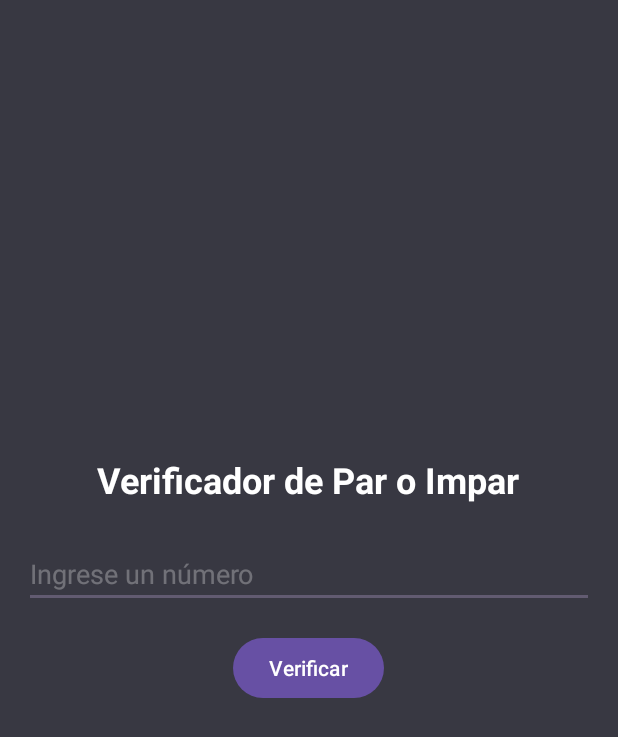
After one commit to thony-1702/Calculadora, an Android app: the fragment ParImparFragment shown on its own in the app's theme, on a phone screen of 412 x 824 dp. The commit adds this screen. Shown: the top 737 px of the screen. Run offline under Robolectric (Android 15) with nearby library versions, the phone set to English and light mode, and no system bars.

Commit message:
Implementacion de identificador de pares e impares usando fragmentos

```diff
--- /dev/null
+++ b/app/src/main/java/app/sethtec/calculadora/ParImparFragment.kt
@@ -0,0 +1,48 @@
+package app.sethtec.calculadora
+
+import android.os.Bundle
+import androidx.fragment.app.Fragment
+import android.view.LayoutInflater
+import android.view.View
+import android.view.ViewGroup
+import android.widget.Button
+import android.widget.EditText
+import android.widget.TextView
+
+
+class ParImparFragment : Fragment() {
+
+
+    override fun onCreateView(
+        inflater: LayoutInflater, container: ViewGroup?,
+        savedInstanceState: Bundle?
+    ): View? {
+        // Inflate the layout for this fragment
+        val view = inflater.inflate(R.layout.fragment_par_impar, container, false)
+
+        val editTextNumber = view.findViewById<EditText>(R.id.editTextNumber)
+        val buttonCheck = view.findViewById<Button>(R.id.buttonCheck)
+        val textViewResult = view.findViewById<TextView>(R.id.textViewResult)
+
+        buttonCheck.setOnClickListener {
+            val numberStr = editTextNumber.text.toString()
+            if (numberStr.isNotEmpty()) {
+                try {
+                    val number = numberStr.toInt()
+                    if (number % 2 == 0) {
+                        textViewResult.text = "El número $number es PAR"
+                    } else {
+                        textViewResult.text = "El número $number es IMPAR"
+                    }
+                } catch (e: NumberFormatException) {
+                    textViewResult.text = "Por favor, ingrese un número válido."
+                }
+            } else {
+                textViewResult.text = "Por favor, ingrese un número."
+            }
+        }
+
+        return view
+    }
+
+}
--- /dev/null
+++ b/app/src/main/res/layout/fragment_par_impar.xml
@@ -0,0 +1,48 @@
+<?xml version="1.0" encoding="utf-8"?>
+<LinearLayout xmlns:android="http://schemas.android.com/apk/res/android"
+    xmlns:tools="http://schemas.android.com/tools"
+    android:layout_width="match_parent"
+    android:layout_height="match_parent"
+    android:orientation="vertical"
+    android:padding="16dp"
+    android:background="@drawable/fondo_main"
+    tools:context=".ParImparFragment"
+    android:gravity="center">
+
+
+    <TextView
+        android:id="@+id/textViewTitle"
+        android:layout_width="wrap_content"
+        android:layout_height="wrap_content"
+        android:text="Verificador de Par o Impar"
+        android:textColor="@color/white"
+        android:textSize="24sp"
+        android:textStyle="bold"
+        android:layout_marginBottom="24dp"/>
+
+    <EditText
+        android:id="@+id/editTextNumber"
+        android:layout_width="match_parent"
+        android:layout_height="wrap_content"
+        android:hint="Ingrese un número"
+        android:textColorHint="#4AFFFFFF"
+        android:inputType="number"
+        android:layout_marginBottom="16dp"/>
+
+    <Button
+        android:id="@+id/buttonCheck"
+        android:layout_width="wrap_content"
+        android:layout_height="wrap_content"
+        android:text="Verificar"
+        android:layout_marginBottom="24dp"/>
+
+    <TextView
+        android:id="@+id/textViewResult"
+        android:layout_width="match_parent"
+        android:layout_height="wrap_content"
+        android:textColor="@color/white"
+        android:text=""
+        android:textSize="20sp"
+        android:textStyle="italic"/>
+
+</LinearLayout>
--- a/app/src/main/res/values/strings.xml
+++ b/app/src/main/res/values/strings.xml
@@ -1,3 +1,5 @@
 <resources>
     <string name="app_name">Calculadora</string>
+    <!-- TODO: Remove or change this placeholder text -->
+    <string name="hello_blank_fragment">Hello blank fragment</string>
 </resources>
```
Also changed, not shown: app/build.gradle.kts (+9 -0 lines), app/src/main/java/app/sethtec/calculadora/MainActivity.kt (+97 -29 lines), app/src/main/res/layout/activity_main.xml (+20 -2 lines), app/src/main/res/navigation/navigation.xml (added, +18 -0 lines), build.gradle.kts (+7 -0 lines).
